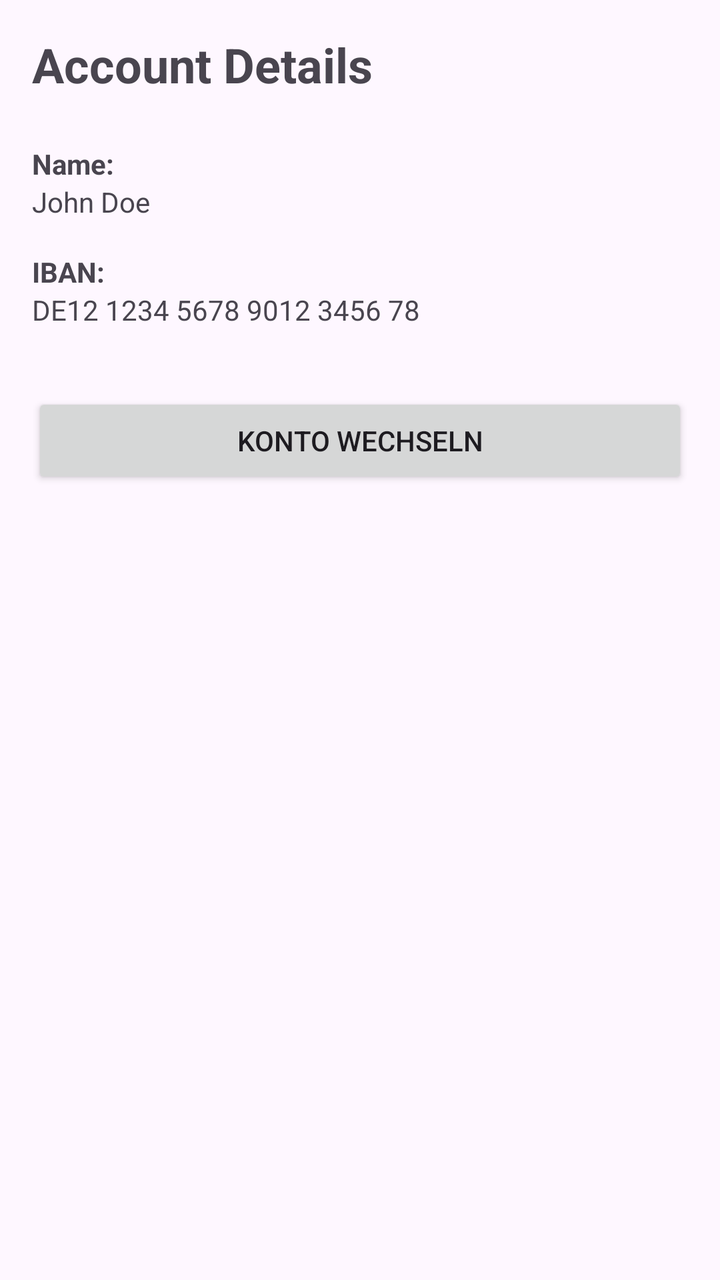
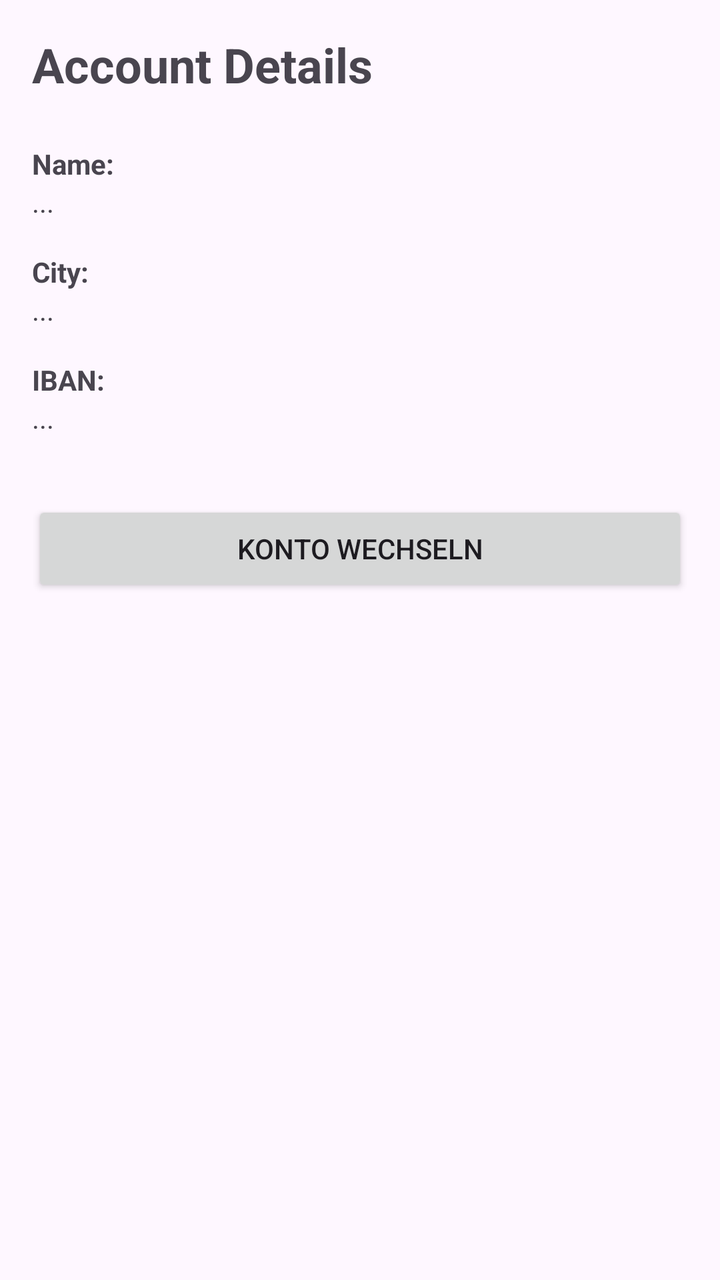

The first picture is an Android layout as it rendered before a commit; the second is the same layout after the commit. The layout source and the unified diff follow.
<!-- AndroidManifest.xml: application theme Theme.YourBankApp -->
<!-- res/layout/fragment_account.xml -->
<?xml version="1.0" encoding="utf-8"?>
<LinearLayout xmlns:android="http://schemas.android.com/apk/res/android"
    android:layout_width="match_parent"
    android:layout_height="match_parent"
    android:orientation="vertical"
    android:padding="16dp">

    <TextView
        android:layout_width="wrap_content"
        android:layout_height="wrap_content"
        android:text="@string/account_details"
        android:textSize="24sp"
        android:textStyle="bold"
        android:layout_marginBottom="24dp"/>

    <TextView
        android:layout_width="wrap_content"
        android:layout_height="wrap_content"
        android:text="@string/label_name"
        android:textStyle="bold"/>
    <TextView
        android:id="@+id/tv_name"
        android:layout_width="wrap_content"
        android:layout_height="wrap_content"
        android:text="John Doe"
        android:layout_marginBottom="16dp"/>

    <TextView
        android:layout_width="wrap_content"
        android:layout_height="wrap_content"
        android:text="@string/label_iban"
        android:textStyle="bold"/>
    <TextView
        android:id="@+id/tv_iban"
        android:layout_width="wrap_content"
        android:layout_height="wrap_content"
        android:text="DE12 1234 5678 9012 3456 78"
        android:layout_marginBottom="32dp"/>

    <Button
        android:id="@+id/btn_switch_account"
        android:layout_width="match_parent"
        android:layout_height="wrap_content"
        android:text="@string/btn_switch_account"/>

</LinearLayout>
<!-- resources referenced by this layout -->
<resources>
  <string name="account_details">Account Details</string>
  <string name="btn_switch_account">Konto wechseln</string>
  <string name="label_iban">IBAN:</string>
  <string name="label_name">Name:</string>
  <style name="Theme.YourBankApp" parent="Theme.Material3.DayNight.NoActionBar">
          
          <item name="colorPrimary">@color/bg_dark</item>
          <item name="colorOnPrimary">@color/white</item>
          
          <item name="colorSecondary">@color/card_light</item>
          <item name="colorOnSecondary">@color/text_main</item>
          
          <item name="android:statusBarColor">@color/white</item>
          <item name="android:windowLightStatusBar">true</item>
      </style>
  <color name="bg_dark">#0F1115</color>
  <color name="white">#FFFFFF</color>
  <color name="card_light">#F4F7FC</color>
  <color name="text_main">#111111</color>
</resources>

<!-- the commit's change to res/layout/fragment_account.xml (unified diff, before → after) -->
@@ -22,7 +22,19 @@
         android:id="@+id/tv_name"
         android:layout_width="wrap_content"
         android:layout_height="wrap_content"
-        android:text="John Doe"
+        android:text="..."
+        android:layout_marginBottom="16dp"/>
+
+    <TextView
+        android:layout_width="wrap_content"
+        android:layout_height="wrap_content"
+        android:text="City:"
+        android:textStyle="bold"/>
+    <TextView
+        android:id="@+id/tv_city"
+        android:layout_width="wrap_content"
+        android:layout_height="wrap_content"
+        android:text="..."
         android:layout_marginBottom="16dp"/>
 
     <TextView
@@ -34,7 +46,7 @@
         android:id="@+id/tv_iban"
         android:layout_width="wrap_content"
         android:layout_height="wrap_content"
-        android:text="DE12 1234 5678 9012 3456 78"
+        android:text="..."
         android:layout_marginBottom="32dp"/>
 
     <Button
